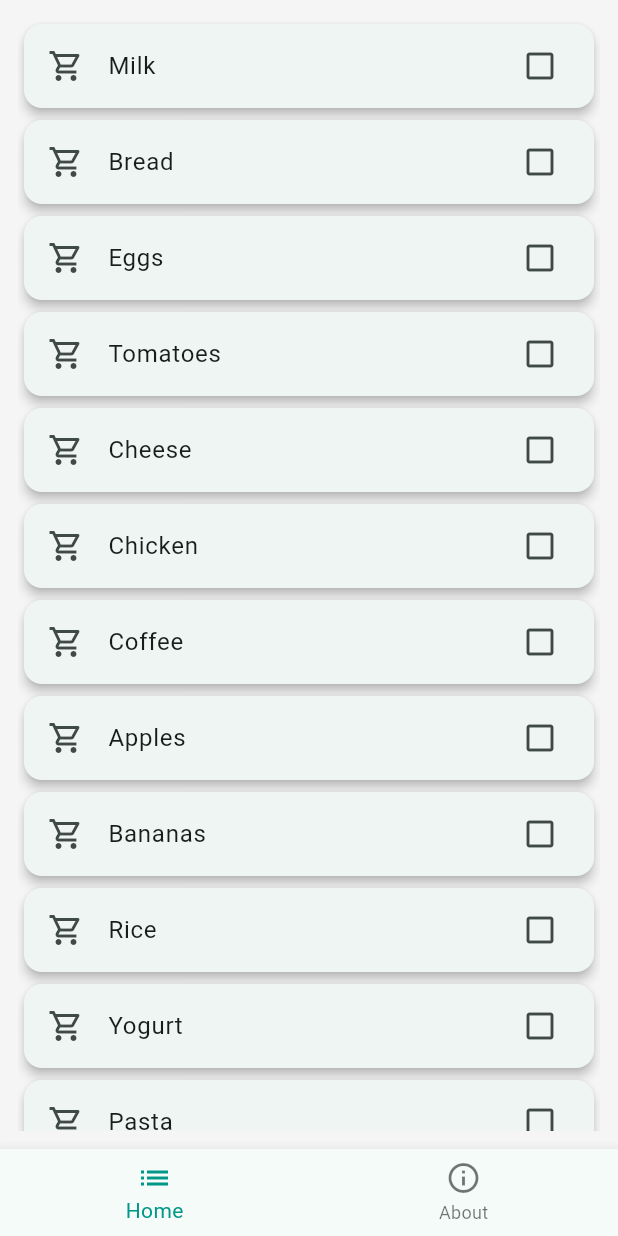
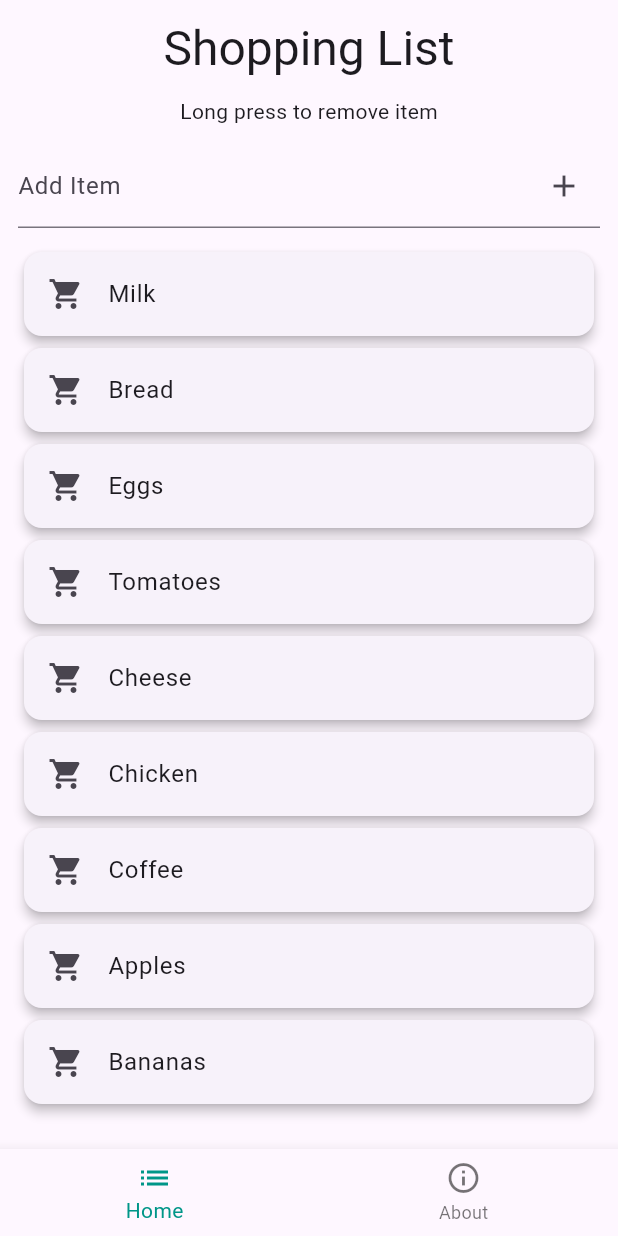
Before and after one commit to Ekacka/cross, a Flutter app: the screen it shows after launch, on a phone screen of 412 x 824 dp. Run offline on Flutter 3.47's test engine with Material 3 defaults, Android fonts, the phone set to English and light mode, and no system bars; generated files the repository leaves out were written again.

Commit message:
dark mode and localization

```diff
--- /dev/null
+++ b/lib/l10n/app_en.arb
@@ -0,0 +1,5 @@
+{
+  "title": "Shopping List",
+  "longPressToRemove": "Long press to remove item",
+  "addItem": "Add Item"
+}
--- /dev/null
+++ b/lib/l10n/app_kk.arb
@@ -0,0 +1,5 @@
+{
+  "title": "Сатып алу тізімі",
+  "longPressToRemove": "Ұзақ басу — өшіру",
+  "addItem": "Қосу"
+}
--- /dev/null
+++ b/lib/l10n/app_localizations.dart
@@ -0,0 +1,4 @@
+import 'package:flutter/material.dart';
+import 'package:flutter_gen/gen_l10n/app_localizations.dart';
+
+export 'package:flutter_gen/gen_l10n/app_localizations.dart';
--- /dev/null
+++ b/lib/l10n/app_ru.arb
@@ -0,0 +1,5 @@
+{
+  "title": "Список покупок",
+  "longPressToRemove": "Долгое нажатие — удалить",
+  "addItem": "Добавить"
+}
--- a/lib/main.dart
+++ b/lib/main.dart
@@ -1,6 +1,8 @@
 import 'package:flutter/material.dart';
+import 'package:flutter_localizations/flutter_localizations.dart';
 import 'screens/home_screen.dart';
 import 'screens/about_page.dart';
+import 'l10n/app_localizations.dart';
 
 void main() => runApp(const MyApp());
 
@@ -12,16 +14,28 @@ class MyApp extends StatelessWidget {
     return MaterialApp(
       title: 'Shopping List App',
       debugShowCheckedModeBanner: false,
-      theme: ThemeData(
-        colorScheme: ColorScheme.fromSeed(seedColor: Colors.teal),
-        useMaterial3: true,
-        scaffoldBackgroundColor: const Color(0xFFF5F5F5),
-        textTheme: const TextTheme(
-          headlineLarge: TextStyle(fontSize: 28, fontWeight: FontWeight.bold),
-          titleLarge: TextStyle(fontSize: 20, fontWeight: FontWeight.bold),
-          bodyLarge: TextStyle(fontSize: 16),
-        ),
-      ),
+      theme: ThemeData.light(useMaterial3: true),
+      darkTheme: ThemeData.dark(useMaterial3: true),
+      themeMode: ThemeMode.system, // Auto-switch theme
+
+      localeResolutionCallback: (locale, supportedLocales) {
+        if (locale == null) return const Locale('kk');
+        for (var supported in supportedLocales) {
+          if (supported.languageCode == locale.languageCode) return supported;
+        }
+        return const Locale('kk'); // Default to Kazakh
+      },
+
+      supportedLocales: const [
+        Locale('en'), Locale('ru'), Locale('kk'),
+      ],
+      localizationsDelegates: const [
+        AppLocalizations.delegate,
+        GlobalMaterialLocalizations.delegate,
+        GlobalWidgetsLocalizations.delegate,
+        GlobalCupertinoLocalizations.delegate,
+      ],
+
       initialRoute: '/',
       routes: {
         '/': (context) => const HomeScreen(),
--- a/lib/screens/home_screen.dart
+++ b/lib/screens/home_screen.dart
@@ -1,57 +1,99 @@
 import 'package:flutter/material.dart';
-import '../widgets/app_scaffold.dart'; // import your reusable scaffold
+import 'package:flutter_gen/gen_l10n/app_localizations.dart';
+import '../widgets/app_scaffold.dart';
 
-class HomeScreen extends StatelessWidget {
+class HomeScreen extends StatefulWidget {
   const HomeScreen({super.key});
 
-  final List<String> items = const [
+  @override
+  State<HomeScreen> createState() => _HomeScreenState();
+}
+
+class _HomeScreenState extends State<HomeScreen> {
+  List<String> items = [
     'Milk', 'Bread', 'Eggs', 'Tomatoes', 'Cheese',
-    'Chicken', 'Coffee', 'Apples', 'Bananas', 'Rice',
-    'Yogurt', 'Pasta','Milk', 'Bread', 'Eggs', 'Tomatoes', 'Cheese',
-    'Chicken', 'Coffee', 'Apples', 'Bananas', 'Rice',
-    'Yogurt', 'Pasta'
+    'Chicken', 'Coffee', 'Apples', 'Bananas'
   ];
+
+  final TextEditingController _controller = TextEditingController();
 
   @override
   Widget build(BuildContext context) {
-    Orientation orientation = MediaQuery.of(context).orientation;
-    bool isPortrait = orientation == Orientation.portrait;
+    final isPortrait = MediaQuery.of(context).orientation == Orientation.portrait;
+    final local = AppLocalizations.of(context)!;
 
     return AppScaffold(
       currentIndex: 0,
       body: Padding(
-        padding: const EdgeInsets.all(12.0),
+        padding: const EdgeInsets.all(12),
+        child: Column(
+          children: [
+            Text(local.title, style: Theme.of(context).textTheme.headlineLarge),
+            const SizedBox(height: 12),
+            Text(local.longPressToRemove),
+            const SizedBox(height: 12),
+            TextField(
+              controller: _controller,
+              decoration: InputDecoration(
+                labelText: local.addItem,
+                suffixIcon: IconButton(
+                  icon: const Icon(Icons.add),
+                  onPressed: () {
+                    final text = _controller.text.trim();
+                    if (text.isNotEmpty) {
+                      setState(() {
+                        items.add(text);
+                        _controller.clear();
+                      });
+                    }
+                  },
+                ),
+              ),
+            ),
+            const SizedBox(height: 12),
+            Expanded(
               child: isPortrait
                   ? ListView.builder(
                 itemCount: items.length,
-          itemBuilder: (context, index) {
-            return _buildItemCard(context, items[index]);
-          },
+                itemBuilder: (context, index) =>
+                    _buildItemCard(context, items[index], index),
               )
                   : GridView.count(
                 crossAxisCount: 2,
+                crossAxisSpacing: 10,
                 mainAxisSpacing: 10,
-          crossAxisSpacing: 10,
                 childAspectRatio: 3.5,
-          children: items
-              .map((item) => _buildItemCard(context, item))
-              .toList(),
+                children: List.generate(
+                  items.length,
+                      (index) => _buildItemCard(context, items[index], index),
+                ),
+              ),
+            ),
+          ],
         ),
       ),
     );
   }
 
-  Widget _buildItemCard(BuildContext context, String item) {
-    return Card(
+  Widget _buildItemCard(BuildContext context, String item, int index) {
+    return GestureDetector(
+      onTap: () {
+        ScaffoldMessenger.of(context).showSnackBar(
+          SnackBar(content: Text('$item tapped!')),
+        );
+      },
+      onLongPress: () {
+        setState(() {
+          items.removeAt(index);
+        });
+      },
+      child: Card(
+        elevation: 3,
         shape: RoundedRectangleBorder(borderRadius: BorderRadius.circular(12)),
-      elevation: 3,
         child: ListTile(
-        leading: const Icon(Icons.shopping_cart_outlined),
-        title: Text(
-          item,
-          style: Theme.of(context).textTheme.bodyLarge,
+          leading: const Icon(Icons.shopping_cart),
+          title: Text(item),
         ),
-        trailing: const Icon(Icons.check_box_outline_blank),
       ),
     );
   }
```
Also changed, not shown: pubspec.yaml (+11 -1 lines), pubspec.lock. Lines whose indentation alone changed are shown as unchanged.
